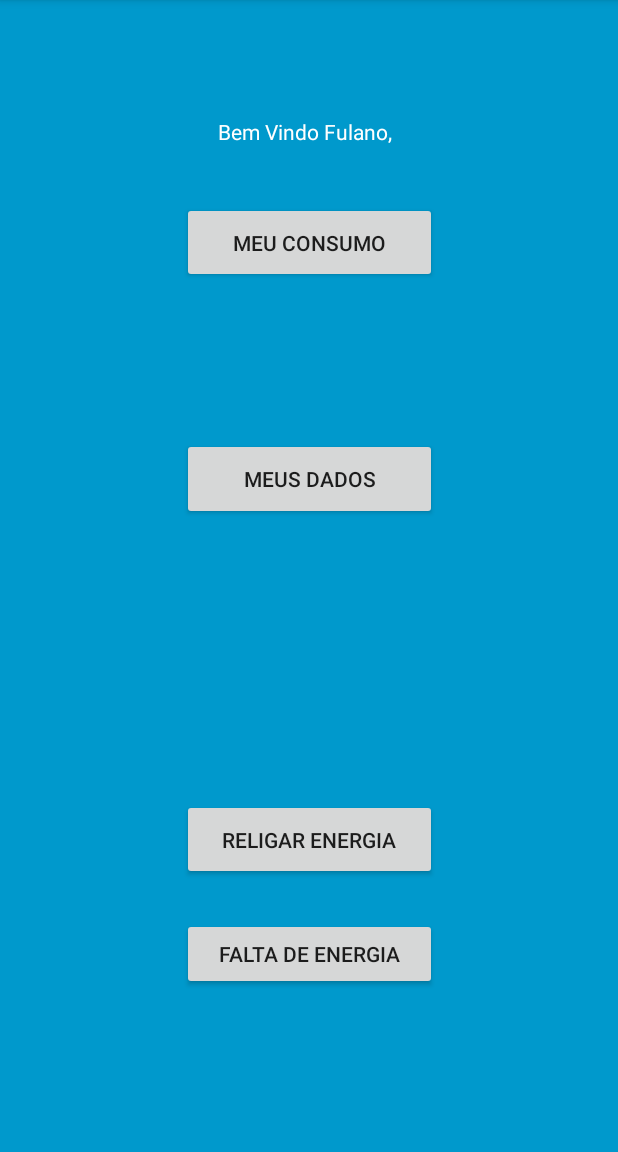
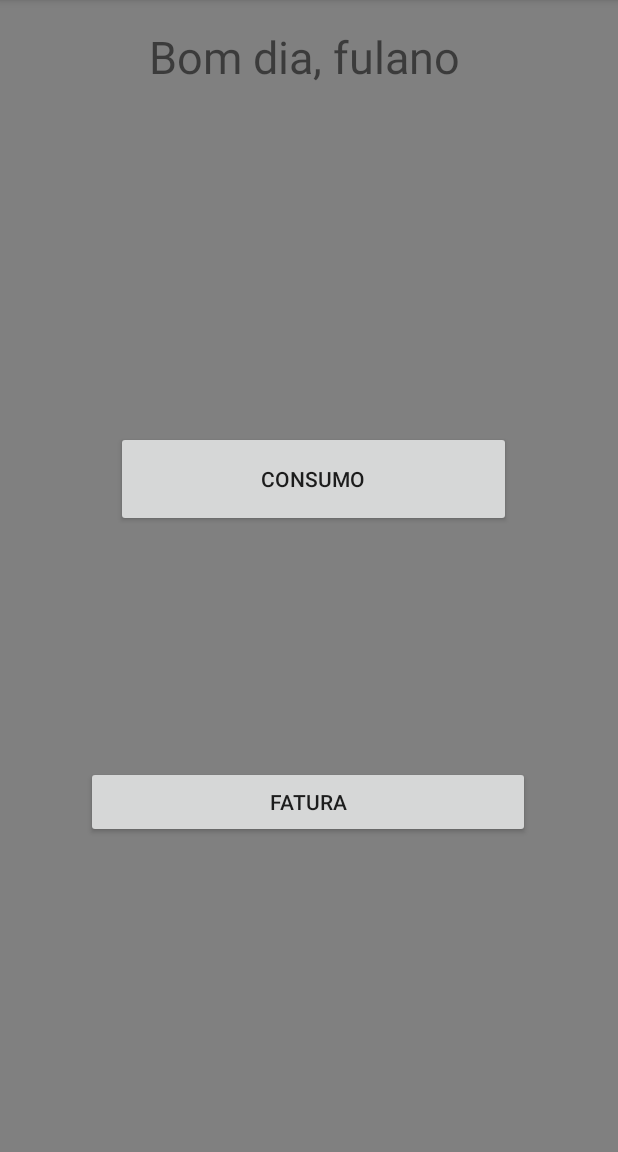
Before and after one commit to alvaropjr/smartgrid, an Android app: the screen it shows after launch (UsuarioActivity), after a tap on "ENTRAR", on a phone screen of 412 x 824 dp, the part 84-1236 px from its top. Run offline under Robolectric (Android 15) with nearby library versions, the phone set to English and light mode, and no system bars.

```diff
--- a/app/src/main/java/smartgrid/studio/com/smartgrid/MainActivity.java
+++ b/app/src/main/java/smartgrid/studio/com/smartgrid/MainActivity.java
@@ -1,22 +1,22 @@
 package smartgrid.studio.com.smartgrid;
 
-import android.app.Activity;
 import android.content.Intent;
 import android.support.v7.app.AppCompatActivity;
 import android.os.Bundle;
 import android.view.View;
 import android.widget.Button;
-import android.widget.Toast;
+import android.widget.TextView;
 
-public class MainActivity extends Activity {
+public class MainActivity extends AppCompatActivity {
 
     private Button botaoEntrar;
+    private TextView botaoCadastro;
 
     @Override
     protected void onCreate(Bundle savedInstanceState) {
         super.onCreate(savedInstanceState);
-        Toast.makeText(getApplicationContext(), "OnCreate metodo chamado",Toast.LENGTH_SHORT).show();
         setContentView(R.layout.activity_main);
+
         botaoEntrar = (Button) findViewById(R.id.botaoEntrarId);
         botaoEntrar.setOnClickListener(new View.OnClickListener() {
             @Override
@@ -25,41 +25,12 @@ public class MainActivity extends Activity {
             }
         });
 
-    }
-
-    @Override
-    protected void onStart() {
-        super.onStart();
-        Toast.makeText(getApplicationContext(), "OnStart metodo chamado",Toast.LENGTH_SHORT).show();
-    }
-
-    @Override
-    protected void onRestart() {
-        super.onRestart();
-        Toast.makeText(getApplicationContext(), "OnRestart metodo chamado",Toast.LENGTH_SHORT).show();
-    }
-
-    @Override
-    protected void onResume() {
-        super.onResume();
-        Toast.makeText(getApplicationContext(), "OnResume metodo chamado",Toast.LENGTH_SHORT).show();
-    }
-
-    @Override
-    protected void onPause() {
-        super.onPause();
-        Toast.makeText(getApplicationContext(), "OnPause metodo chamado",Toast.LENGTH_SHORT).show();
-    }
-
-    @Override
-    protected void onStop() {
-        super.onStop();
-        Toast.makeText(getApplicationContext(), "OnStop metodo chamado",Toast.LENGTH_SHORT).show();
-    }
-
-    @Override
-    protected void onDestroy() {
-        super.onDestroy();
-        Toast.makeText(getApplicationContext(), "OnDestory metodo chamado",Toast.LENGTH_SHORT).show();
+        botaoCadastro = (TextView) findViewById(R.id.botaoCadastroId);
+        botaoCadastro.setOnClickListener(new View.OnClickListener() {
+            @Override
+            public void onClick(View v) {
+                startActivity(new Intent(MainActivity.this, CadastroActivity.class));
+            }
+        });
     }
 }
--- a/app/src/main/res/layout/activity_main.xml
+++ b/app/src/main/res/layout/activity_main.xml
@@ -4,22 +4,37 @@
     xmlns:tools="http://schemas.android.com/tools"
     android:layout_width="match_parent"
     android:layout_height="match_parent"
-    android:background="@android:color/holo_blue_dark"
+    android:background="@android:color/tertiary_text_light"
+    tools:background="@android:color/darker_gray"
     tools:context=".MainActivity"
     tools:layout_editor_absoluteY="81dp">
 
+
+    <TextView
+        android:id="@+id/botaoCadastroId"
+        android:layout_width="wrap_content"
+        android:layout_height="0dp"
+        android:layout_marginEnd="29dp"
+        android:layout_marginRight="29dp"
+        android:text="Faça seu cadastro"
+        android:textColor="@android:color/background_light"
+        app:layout_constraintBottom_toBottomOf="@+id/labelEsqSenhaId"
+        app:layout_constraintEnd_toStartOf="@+id/labelEsqSenhaId"
+        app:layout_constraintTop_toTopOf="@+id/labelEsqSenhaId" />
+
     <Button
         android:id="@+id/botaoEntrarId"
-        android:layout_width="0dp"
+        android:layout_width="225dp"
         android:layout_height="wrap_content"
+        android:layout_marginStart="52dp"
+        android:layout_marginLeft="52dp"
+        android:layout_marginEnd="52dp"
+        android:layout_marginRight="52dp"
         android:layout_marginBottom="9dp"
-        android:layout_marginEnd="52dp"
-        android:layout_marginLeft="52dp"
-        android:layout_marginRight="52dp"
-        android:layout_marginStart="52dp"
         android:text="Entrar"
         app:layout_constraintBottom_toTopOf="@+id/labelEsqSenhaId"
         app:layout_constraintEnd_toEndOf="parent"
+        app:layout_constraintHorizontal_bias="1.0"
         app:layout_constraintStart_toStartOf="@+id/labelSenhaId"
         app:layout_constraintTop_toBottomOf="@+id/labelSenhaId" />
 
@@ -27,11 +42,11 @@
         android:id="@+id/labelCodidoId"
         android:layout_width="wrap_content"
         android:layout_height="wrap_content"
+        android:layout_marginStart="74dp"
+        android:layout_marginLeft="74dp"
+        android:layout_marginEnd="10dp"
+        android:layout_marginRight="10dp"
         android:layout_marginBottom="24dp"
-        android:layout_marginEnd="10dp"
-        android:layout_marginLeft="74dp"
-        android:layout_marginRight="10dp"
-        android:layout_marginStart="74dp"
         android:text="Seu Codigo:"
         android:textColor="@android:color/background_light"
         app:layout_constraintBottom_toTopOf="@+id/labelSenhaId"
@@ -43,11 +58,11 @@
         android:id="@+id/labelSenhaId"
         android:layout_width="wrap_content"
         android:layout_height="wrap_content"
+        android:layout_marginStart="106dp"
+        android:layout_marginLeft="106dp"
+        android:layout_marginEnd="10dp"
+        android:layout_marginRight="10dp"
         android:layout_marginBottom="12dp"
-        android:layout_marginEnd="10dp"
-        android:layout_marginLeft="106dp"
-        android:layout_marginRight="10dp"
-        android:layout_marginStart="106dp"
         android:text="Senha:"
         android:textColor="@android:color/background_light"
         android:textSize="14sp"
@@ -86,9 +101,9 @@
         android:id="@+id/labelEsqSenhaId"
         android:layout_width="wrap_content"
         android:layout_height="wrap_content"
-        android:layout_marginBottom="180dp"
         android:layout_marginEnd="20dp"
         android:layout_marginRight="20dp"
+        android:layout_marginBottom="180dp"
         android:text="Esqueceu a Senha?"
         android:textColor="@android:color/background_light"
         app:layout_constraintBottom_toBottomOf="parent"
@@ -99,8 +114,8 @@
         android:id="@+id/imageView5"
         android:layout_width="118dp"
         android:layout_height="0dp"
+        android:layout_marginTop="16dp"
         android:layout_marginBottom="64dp"
-        android:layout_marginTop="16dp"
         android:src="@drawable/logotipo"
         app:layout_constraintBottom_toTopOf="@+id/labelCodidoId"
         app:layout_constraintEnd_toEndOf="parent"
@@ -111,9 +126,9 @@
         android:id="@+id/textView5"
         android:layout_width="wrap_content"
         android:layout_height="wrap_content"
+        android:layout_marginStart="31dp"
+        android:layout_marginLeft="31dp"
         android:layout_marginBottom="27dp"
-        android:layout_marginLeft="31dp"
-        android:layout_marginStart="31dp"
         android:text="SMART GRID"
         android:textSize="30sp"
         app:layout_constraintBottom_toTopOf="@+id/editText2"
--- a/app/src/main/res/layout/activity_usuario.xml
+++ b/app/src/main/res/layout/activity_usuario.xml
@@ -1,19 +1,64 @@
 <?xml version="1.0" encoding="utf-8"?>
+
 <android.support.constraint.ConstraintLayout xmlns:android="http://schemas.android.com/apk/res/android"
     xmlns:app="http://schemas.android.com/apk/res-auto"
     xmlns:tools="http://schemas.android.com/tools"
     android:layout_width="match_parent"
     android:layout_height="match_parent"
-    android:background="@android:color/holo_blue_dark"
+    android:background="@android:color/tertiary_text_light"
     tools:context=".UsuarioActivity"
     tools:layout_editor_absoluteY="81dp">
 
+    <android.support.constraint.Guideline
+        android:id="@+id/guideline"
+        android:layout_width="wrap_content"
+        android:layout_height="wrap_content"
+        android:orientation="vertical"
+        app:layout_constraintGuide_begin="-108dp" />
+
+    <android.support.constraint.Barrier
+        android:id="@+id/barrier"
+        android:layout_width="wrap_content"
+        android:layout_height="wrap_content"
+        app:barrierDirection="left"
+        tools:layout_editor_absoluteX="411dp" />
+
+    <android.support.constraint.Guideline
+        android:id="@+id/guideline2"
+        android:layout_width="wrap_content"
+        android:layout_height="wrap_content"
+        android:orientation="horizontal"
+        app:layout_constraintGuide_begin="-30dp" />
+
+    <TextView
+        android:id="@+id/textView2"
+        android:layout_width="213dp"
+        android:layout_height="47dp"
+        android:layout_marginStart="99dp"
+        android:layout_marginLeft="99dp"
+        android:layout_marginTop="100dp"
+        android:layout_marginEnd="99dp"
+        android:layout_marginRight="99dp"
+        android:layout_marginBottom="111dp"
+        android:text="@string/saudacao"
+        android:textSize="30sp"
+        app:layout_constraintBottom_toTopOf="@+id/button"
+        app:layout_constraintEnd_toEndOf="parent"
+        app:layout_constraintHorizontal_bias="1.0"
+        app:layout_constraintStart_toStartOf="parent"
+        app:layout_constraintTop_toTopOf="parent" />
+
     <Button
         android:id="@+id/button"
-        android:layout_width="170dp"
-        android:layout_height="0dp"
-        android:layout_marginBottom="103dp"
-        android:text="Meu Consumo"
+        android:layout_width="263dp"
+        android:layout_height="64dp"
+        android:layout_marginStart="77dp"
+        android:layout_marginLeft="77dp"
+        android:layout_marginTop="111dp"
+        android:layout_marginEnd="72dp"
+        android:layout_marginRight="72dp"
+        android:layout_marginBottom="98dp"
+        android:text="@string/consumo"
         app:layout_constraintBottom_toTopOf="@+id/button2"
         app:layout_constraintEnd_toEndOf="parent"
         app:layout_constraintStart_toStartOf="parent"
@@ -21,48 +66,16 @@
 
     <Button
         android:id="@+id/button2"
-        android:layout_width="170dp"
-        android:layout_height="0dp"
-        android:layout_marginBottom="186dp"
-        android:text="Meus Dados"
-        app:layout_constraintBottom_toTopOf="@+id/button3"
+        android:layout_width="296dp"
+        android:layout_height="48dp"
+        android:layout_marginStart="32dp"
+        android:layout_marginLeft="32dp"
+        android:layout_marginTop="61dp"
+        android:layout_marginBottom="292dp"
+        android:text="@string/faturamento"
+        app:layout_constraintBottom_toBottomOf="parent"
         app:layout_constraintEnd_toEndOf="parent"
+        app:layout_constraintHorizontal_bias="0.301"
         app:layout_constraintStart_toStartOf="parent"
         app:layout_constraintTop_toBottomOf="@+id/button" />
-
-    <Button
-        android:id="@+id/button3"
-        android:layout_width="170dp"
-        android:layout_height="0dp"
-        android:layout_marginBottom="25dp"
-        android:text="Religar Energia"
-        app:layout_constraintBottom_toTopOf="@+id/button4"
-        app:layout_constraintEnd_toEndOf="parent"
-        app:layout_constraintStart_toStartOf="parent"
-        app:layout_constraintTop_toBottomOf="@+id/button2" />
-
-    <Button
-        android:id="@+id/button4"
-        android:layout_width="170dp"
-        android:layout_height="wrap_content"
-        android:layout_marginBottom="108dp"
-        android:text="Falta de Energia"
-        app:layout_constraintBottom_toBottomOf="parent"
-        app:layout_constraintEnd_toEndOf="parent"
-        app:layout_constraintStart_toStartOf="parent"
-        app:layout_constraintTop_toBottomOf="@+id/button3" />
-
-    <TextView
-        android:id="@+id/textView2"
-        android:layout_width="wrap_content"
-        android:layout_height="wrap_content"
-        android:layout_marginStart="24dp"
-        android:layout_marginLeft="24dp"
-        android:layout_marginTop="78dp"
-        android:layout_marginBottom="37dp"
-        android:text="Bem Vindo Fulano,"
-        android:textColor="@android:color/background_light"
-        app:layout_constraintBottom_toTopOf="@+id/button"
-        app:layout_constraintStart_toStartOf="@+id/button"
-        app:layout_constraintTop_toTopOf="parent" />
 </android.support.constraint.ConstraintLayout>
--- a/app/src/main/res/values/strings.xml
+++ b/app/src/main/res/values/strings.xml
@@ -1,3 +1,6 @@
 <resources>
     <string name="app_name">SmartGrid</string>
+    <string name="saudacao">Bom dia, fulano</string>
+    <string name="consumo">Consumo</string>
+    <string name="faturamento">Fatura</string>
 </resources>
```
